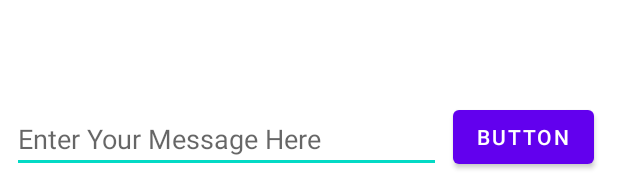
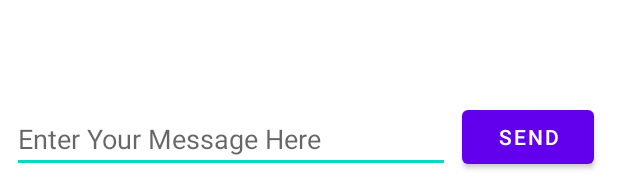
Before and after one commit to Android-Develop-Basic-Course/lesson2-intents-activities, an Android app: the layout activity_main.xml on its own in the app's theme, with its tools: preview values and no code run, on a phone screen of 412 x 824 dp. Shown: the part 1039-1233 px from the top of the screen. Run offline under Robolectric (Android 15) with nearby library versions, the phone set to English and light mode, and no system bars.

Commit message:
return data back activity main

```diff
--- a/TwoActivities/app/src/main/res/layout/activity_main.xml
+++ b/TwoActivities/app/src/main/res/layout/activity_main.xml
@@ -6,9 +6,33 @@
         android:layout_width="match_parent"
         android:layout_height="match_parent"
         tools:context=".MainActivity" android:id="@+id/button_main">
+    <TextView
+            android:id="@+id/text_header_reply"
+            android:layout_width="wrap_content"
+            android:layout_height="wrap_content"
+            android:layout_marginStart="8dp"
+            android:layout_marginLeft="8dp"
+            android:layout_marginTop="16dp"
+            android:text="@string/text_header_reply"
+            android:textAppearance="@style/TextAppearance.AppCompat.Medium"
+            android:textStyle="bold"
+            android:visibility="invisible"
+            app:layout_constraintStart_toStartOf="parent"
+            app:layout_constraintTop_toTopOf="parent" />
+
+    <TextView
+            android:id="@+id/text_message_reply"
+            android:layout_width="wrap_content"
+            android:layout_height="wrap_content"
+            android:layout_marginStart="8dp"
+            android:layout_marginLeft="8dp"
+            android:layout_marginTop="8dp"
+            android:visibility="invisible"
+            app:layout_constraintStart_toStartOf="parent"
+            app:layout_constraintTop_toBottomOf="@+id/text_header_reply" />
 
     <Button
-            android:text="Button"
+            android:text="@string/button_send"
             android:layout_width="wrap_content"
             android:layout_height="wrap_content"
             android:id="@+id/button"
--- a/TwoActivities/app/src/main/res/values/strings.xml
+++ b/TwoActivities/app/src/main/res/values/strings.xml
@@ -1,4 +1,8 @@
 <resources>
     <string name="app_name">Two Activities</string>
     <string name="editText_main">Enter Your Message Here</string>
+    <string name="button_second">Reply</string>
+    <string name="editText_second">Enter Your Reply Here</string>
+    <string name="button_send">Send</string>
+    <string name="text_header_reply">Reply Received</string>
 </resources>
```
Also changed, not shown: TwoActivities/app/src/main/java/com/android/twoactivities/MainActivity.java (+21 -1 lines), TwoActivities/app/src/main/java/com/android/twoactivities/SecondaryActivity.java (+14 -0 lines), TwoActivities/app/src/main/res/layout/activity_secondary.xml (+23 -0 lines).
